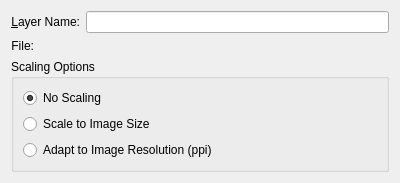
This is libs/ui/forms/wdgdlgfilelayer.ui in KDE/krita as Qt 5 draws it before an edit. The edited form follows.
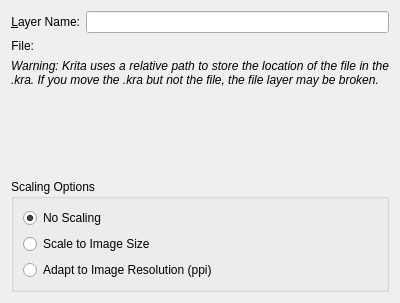
This is the edited form. Custom widgets are drawn as their Qt base class.

Commit message:
Add a warning label in file layer dialog
BUG:413594

```diff
--- a/libs/ui/forms/wdgdlgfilelayer.ui
+++ b/libs/ui/forms/wdgdlgfilelayer.ui
@@ -7,9 +7,15 @@
     <x>0</x>
     <y>0</y>
     <width>400</width>
-    <height>167</height>
+    <height>303</height>
    </rect>
   </property>
+  <property name="sizePolicy">
+   <sizepolicy hsizetype="Preferred" vsizetype="Preferred">
+    <horstretch>0</horstretch>
+    <verstretch>0</verstretch>
+   </sizepolicy>
+  </property>
   <property name="minimumSize">
    <size>
     <width>400</width>
@@ -53,8 +59,51 @@
      </item>
     </layout>
    </item>
+   <item>
+    <widget class="QLabel" name="lblWarning">
+     <property name="sizePolicy">
+      <sizepolicy hsizetype="Preferred" vsizetype="MinimumExpanding">
+       <horstretch>0</horstretch>
+       <verstretch>0</verstretch>
+      </sizepolicy>
+     </property>
+     <property name="baseSize">
+      <size>
+       <width>0</width>
+       <height>0</height>
+      </size>
+     </property>
+     <property name="font">
+      <font>
+       <pointsize>9</pointsize>
+       <italic>true</italic>
+      </font>
+     </property>
+     <property name="text">
+      <string>&lt;html&gt;&lt;head/&gt;&lt;body&gt;&lt;p&gt;Warning: Krita uses a relative path to store the location of the file in the .kra. If you move the .kra but not the file, the file layer may be broken.&lt;/p&gt;&lt;/body&gt;&lt;/html&gt;</string>
+     </property>
+     <property name="textFormat">
+      <enum>Qt::AutoText</enum>
+     </property>
+     <property name="scaledContents">
+      <bool>false</bool>
+     </property>
+     <property name="alignment">
+      <set>Qt::AlignJustify|Qt::AlignTop</set>
+     </property>
+     <property name="wordWrap">
+      <bool>true</bool>
+     </property>
+    </widget>
+   </item>
    <item>
     <widget class="QGroupBox" name="grpScalingOptions">
+     <property name="sizePolicy">
+      <sizepolicy hsizetype="Preferred" vsizetype="Preferred">
+       <horstretch>0</horstretch>
+       <verstretch>0</verstretch>
+      </sizepolicy>
+     </property>
      <property name="title">
       <string>Scaling Options</string>
      </property>
@@ -89,11 +138,6 @@
   </layout>
  </widget>
  <customwidgets>
-  <customwidget>
-   <class>QLineEdit</class>
-   <extends>QLineEdit</extends>
-   <header>klineedit.h</header>
-  </customwidget>
   <customwidget>
    <class>KisFileNameRequester</class>
    <extends>QWidget</extends>
```
Left out of the diff: 2 changed lines with no effect on the pictures.
